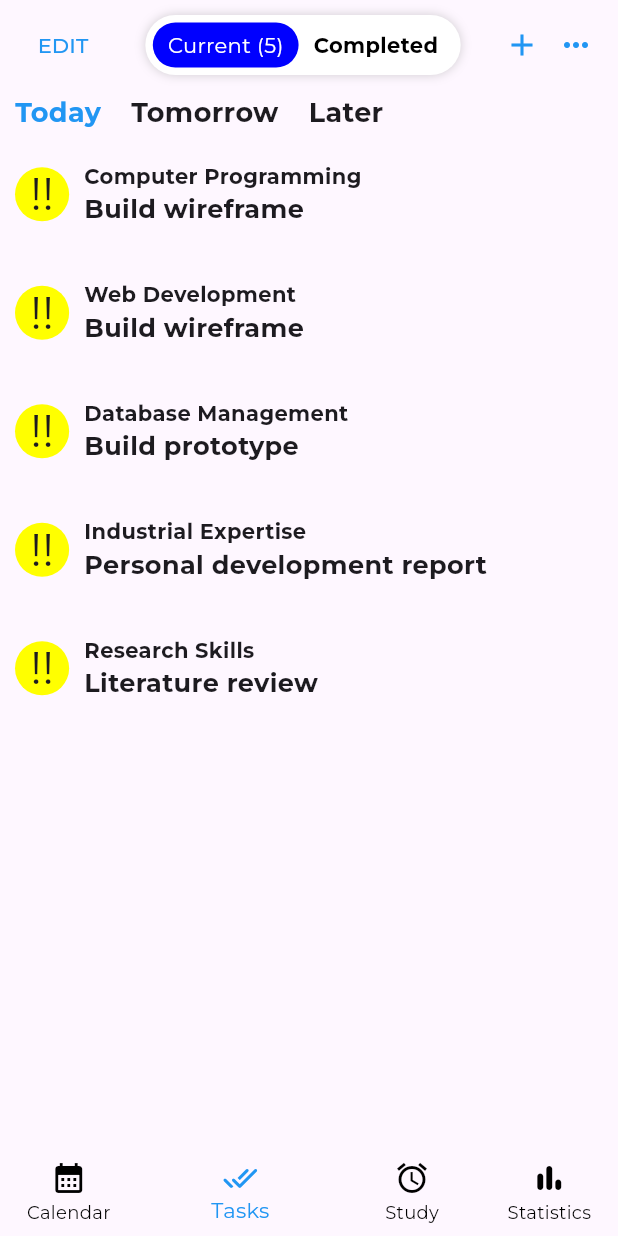
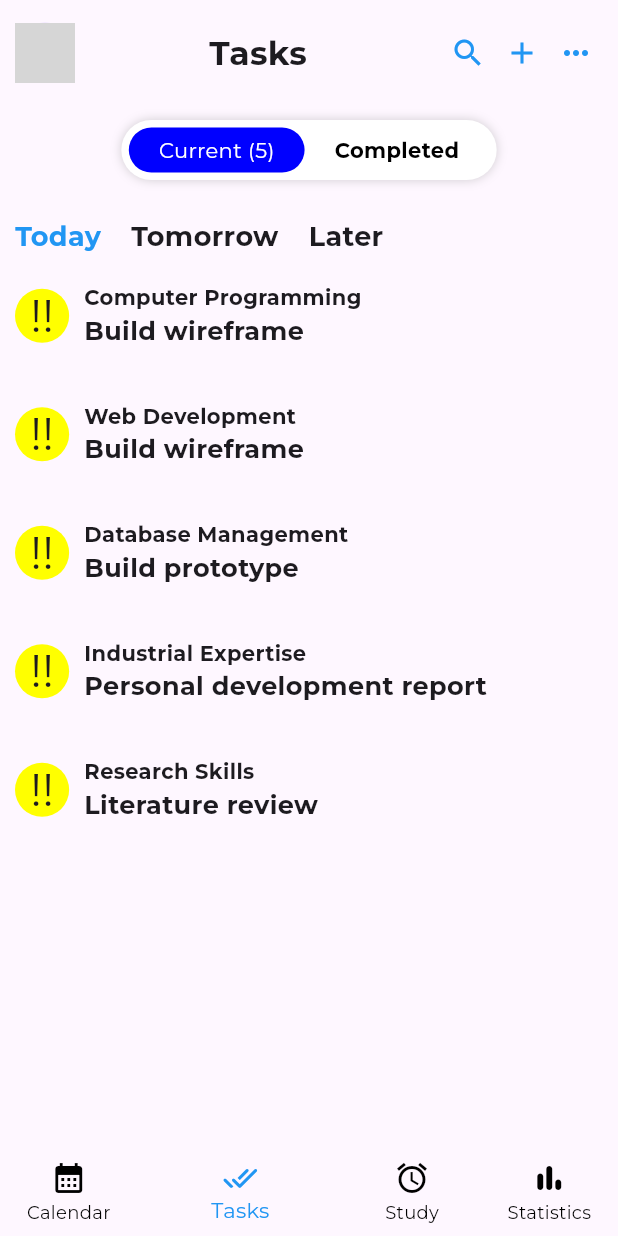
Before and after one commit to izieo/studitivity, a Flutter app: the screen it shows once a user with an empty profile is signed in, item 2 of the bottom bar chosen, on a phone screen of 412 x 824 dp. Run offline on Flutter 3.47's test engine with Material 3 defaults, Android fonts, the phone set to English and light mode, and no system bars; our stand-ins replace firebase_auth, firebase_core, get, google_fonts; missing offline and left inert: horizontal_week_calendar; accounts and stored records are empty; network calls fail; grey boxes are pictures that could not be loaded.

Commit message:
refactored code to resolve overflow issues in achievements and notification pages. Added navigation to profile page in tasks, study, and stats pages. Updated layout of signup, tasks, and stats pages.

```diff
--- a/lib/screens/achievements.dart
+++ b/lib/screens/achievements.dart
@@ -30,7 +30,7 @@ class Achievements extends StatelessWidget {
         ),
       ),
       body: Padding(
-        padding: const EdgeInsets.only(left: 20.0, right: 20.0, top: 20.0),
+        padding: const EdgeInsets.only(left: 10.0, right: 10.0, top: 20.0),
         child: ListView(
           children: const [
             AchievementCard(
@@ -102,7 +102,7 @@ class AchievementCard extends StatelessWidget {
             children: [
               Image.network(
                 'https://img.freepik.com/free-vector/award-medal-realistic-composition-with-isolated-image-medal-with-laurel-wreath-blank-background-vector-illustration_1284-66109.jpg?t=st=1721947990~exp=1721951590~hmac=5ac9ae3d622260cfab15b6b754315947d3bd3fb372883c4d5839c97eee312944&w=1380',
-                width: 100.0,
+                width: 50.0,
               ),
               Column(
                 crossAxisAlignment: CrossAxisAlignment.start,
--- a/lib/screens/notification.dart
+++ b/lib/screens/notification.dart
@@ -108,12 +108,14 @@ class NotificationCard extends StatelessWidget {
       ),
       padding: const EdgeInsets.all(10.0),
       margin: const EdgeInsets.only(bottom: 20.0),
+      child: Expanded(
         child: Row(
           crossAxisAlignment: CrossAxisAlignment.start,
           children: [
             Icon(icon, color: Color(color), size: 30.0),
             const SizedBox(width: 10.0),
-          Column(
+            Expanded(
+              child: Column(
                 crossAxisAlignment: CrossAxisAlignment.start,
                 children: [
                   Text(
@@ -144,7 +146,9 @@ class NotificationCard extends StatelessWidget {
                   ),
                 ],
               ),
+            ),
           ],
+        ),
       ),
     );
   }
--- a/lib/screens/signup.dart
+++ b/lib/screens/signup.dart
@@ -68,7 +68,6 @@ class Signup extends StatelessWidget {
           onPressed: () => Get.back(),
           color: const Color.fromARGB(255, 97, 44, 220),
         ),
-        backgroundColor: Colors.white,
         shadowColor: Colors.transparent,
       ),
       body: SafeArea(
--- a/lib/screens/tasks.dart
+++ b/lib/screens/tasks.dart
@@ -4,32 +4,51 @@ import 'package:studitivity/screens/create_task.dart';
 import 'package:studitivity/widgets/pill_switch.dart';
 import 'package:studitivity/widgets/sort_tasks.dart';
 import 'package:studitivity/widgets/task_item.dart';
+import 'package:studitivity/screens/profile.dart';
 
 class TaskView extends StatelessWidget {
   const TaskView({super.key});
 
   @override
   Widget build(BuildContext context) {
-    return Padding(
+    return Scaffold(
+      body: SafeArea(
+        child: Padding(
           padding: const EdgeInsets.symmetric(horizontal: 10.0),
           child: Column(
             children: [
+              const SizedBox(height: 15.0),
               Row(
                 mainAxisAlignment: MainAxisAlignment.spaceBetween,
                 children: [
-              TextButton(
-                onPressed: () {},
-                child: const Text(
-                  'EDIT',
-                  style: TextStyle(
-                    color: Colors.blue,
+                  InkWell(
+                    onTap: () => Get.to(const ProfileView()),
+                    child: const CircleAvatar(
+                      backgroundImage: NetworkImage(
+                        'https://media.licdn.com/dms/image/C5603AQEoy5iwuDZxDA/profile-displayphoto-shrink_400_400/0/1649584891937?e=1726704000&v=beta&t=2jTi9_v7RypOpiLM0IVoFJYTGgapRboF595y6bUAFdU',
+                      ),
+                      radius: 20.0,
                     ),
                   ),
+                  const Spacer(),
+                  const Text(
+                    'Tasks',
+                    style: TextStyle(
+                      fontSize: 22.0,
+                      fontWeight: FontWeight.bold,
                     ),
-              PillSwitch(items: const ['Current (5)', 'Completed']),
+                  ),
+                  const Spacer(),
                   Row(
                     mainAxisSize: MainAxisSize.min,
                     children: [
+                      InkWell(
+                        onTap: () {},
+                        child: const Padding(
+                          padding: EdgeInsets.all(6.0),
+                          child: Icon(Icons.search, color: Colors.blue),
+                        ),
+                      ),
                       InkWell(
                         onTap: () => Get.to(const NewTaskView()),
                         child: const Padding(
@@ -46,7 +65,7 @@ class TaskView extends StatelessWidget {
                           ),
                           builder: (context) {
                             return const Wrap(children: [OrderTasks()]);
-                      }
+                          },
                         ),
                         child: const Padding(
                           padding: EdgeInsets.all(6.0),
@@ -57,9 +76,11 @@ class TaskView extends StatelessWidget {
                   ),
                 ],
               ),
+              const SizedBox(height: 15.0),
+              PillSwitch(items: const ['Current (5)', 'Completed']),
+              const SizedBox(height: 15.0),
               const Row(
                 children: [
-              SizedBox(height: 30.0),
                   Text(
                     'Today',
                     style: TextStyle(
@@ -119,6 +140,8 @@ class TaskView extends StatelessWidget {
               ),
             ],
           ),
+        ),
+      ),
     );
   }
 }
--- a/lib/widgets/pill_switch.dart
+++ b/lib/widgets/pill_switch.dart
@@ -44,7 +44,7 @@ class PillSwitch extends StatelessWidget {
         ),
         padding: const EdgeInsets.symmetric(
           vertical: 5.0,
-          horizontal: 10.0,
+          horizontal: 20.0,
         ),
         child: Text(
           items[position],
```
Also changed, not shown: lib/screens/groups.dart (+6 -2 lines), lib/screens/stats.dart (+16 -1 lines). Lines whose indentation alone changed are shown as unchanged.
